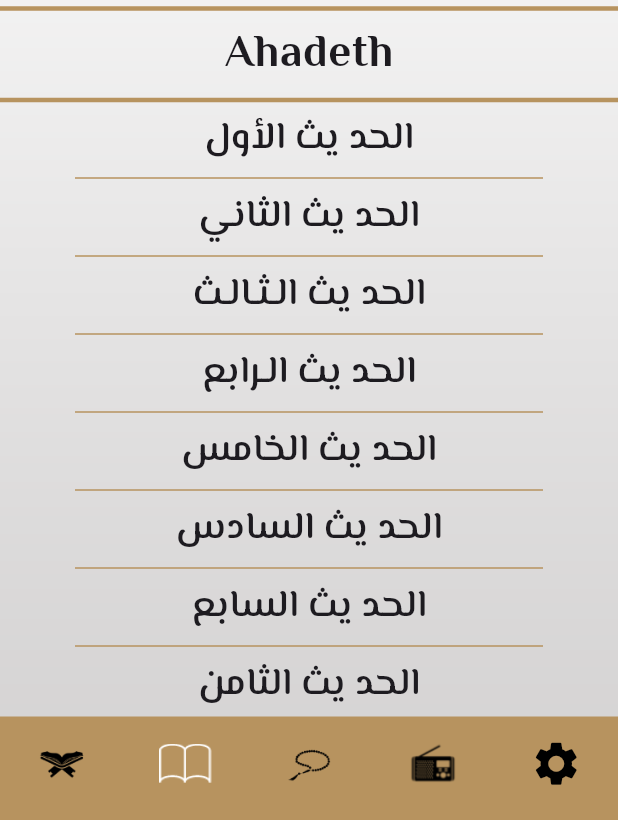
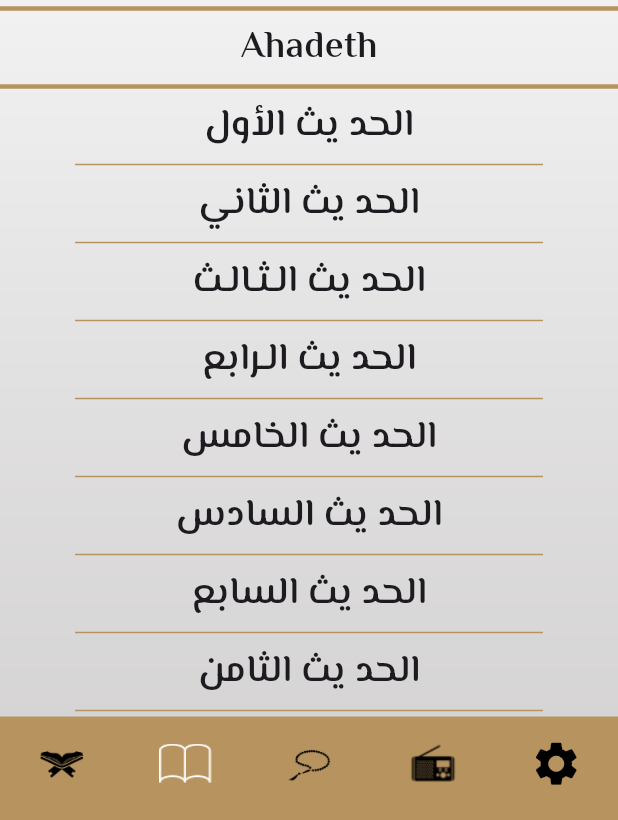
Before and after one commit to MohamedELBatal/Quraan-Sebha, a Flutter app: the screen it shows after launch, item 2 of the bottom bar chosen, on a phone screen of 412 x 824 dp, the part 416-1236 px from its top. Run offline on Flutter 3.47's test engine with Material 3 defaults, Android fonts, the phone set to English and light mode, and no system bars; our stand-ins replace google_fonts.

Commit message:
ahadeth_tab_finish

```diff
--- a/lib/home/tabs/ahadeth_tab.dart
+++ b/lib/home/tabs/ahadeth_tab.dart
@@ -30,7 +30,7 @@ class _AhadethTabState extends State<AhadethTab> {
           ),
           Text(
             "Ahadeth",
-            style: Theme.of(context).textTheme.bodyLarge,
+            style: Theme.of(context).textTheme.bodyMedium,
           ),
           const Divider(
             thickness: 3,
```
